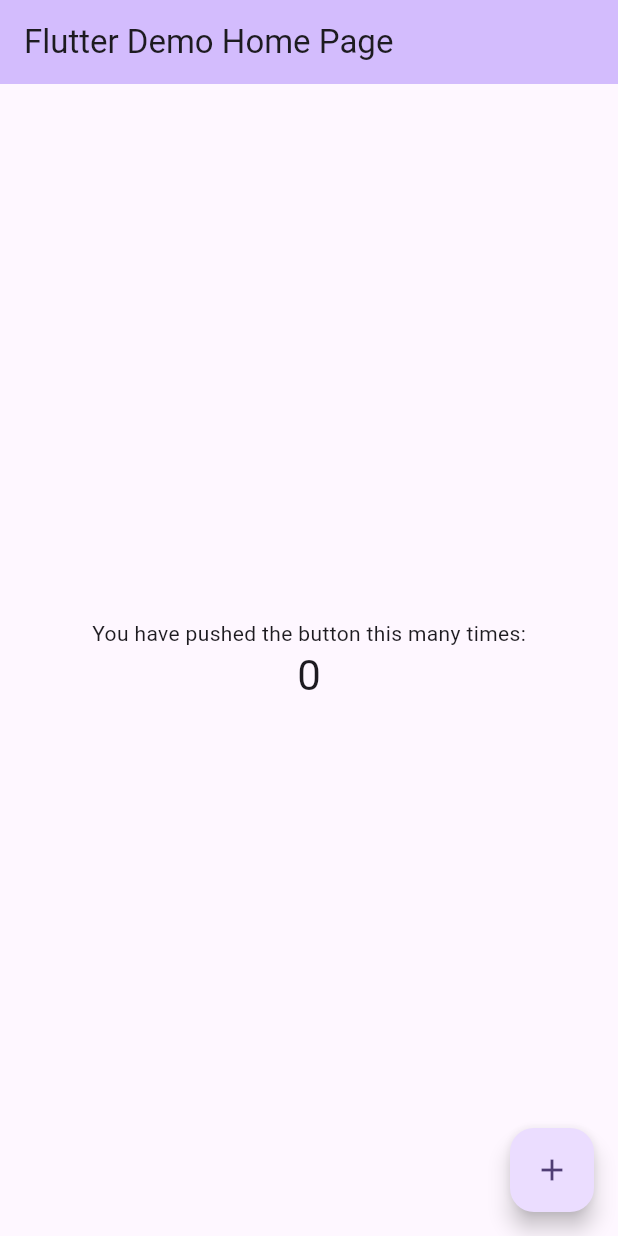
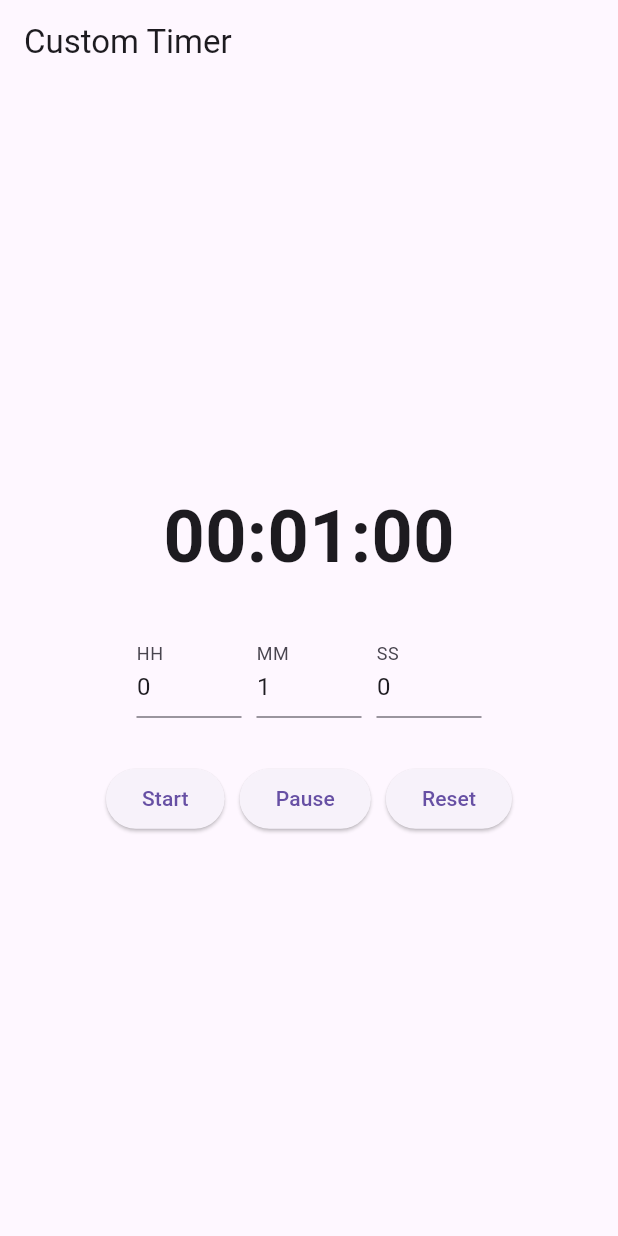
Before and after one commit to JoonWD/custom-timer, a Flutter app: the screen it shows after launch, on a phone screen of 412 x 824 dp. Run offline on Flutter 3.47's test engine with Material 3 defaults, Android fonts, the phone set to English and light mode, and no system bars.

Commit message:
feat: add functional timer UI with h/m/s input and controls

```diff
--- a/lib/main.dart
+++ b/lib/main.dart
@@ -1,122 +1,18 @@
 import 'package:flutter/material.dart';
+import 'ui/home_screen.dart';
 
 void main() {
-  runApp(const MyApp());
+  runApp(const TimerApp());
 }
 
-class MyApp extends StatelessWidget {
-  const MyApp({super.key});
+class TimerApp extends StatelessWidget {
+  const TimerApp({super.key});
 
-  // This widget is the root of your application.
   @override
   Widget build(BuildContext context) {
-    return MaterialApp(
-      title: 'Flutter Demo',
-      theme: ThemeData(
-        // This is the theme of your application.
-        //
-        // TRY THIS: Try running your application with "flutter run". You'll see
-        // the application has a purple toolbar. Then, without quitting the app,
-        // try changing the seedColor in the colorScheme below to Colors.green
-        // and then invoke "hot reload" (save your changes or press the "hot
-        // reload" button in a Flutter-supported IDE, or press "r" if you used
-        // the command line to start the app).
-        //
-        // Notice that the counter didn't reset back to zero; the application
-        // state is not lost during the reload. To reset the state, use hot
-        // restart instead.
-        //
-        // This works for code too, not just values: Most code changes can be
-        // tested with just a hot reload.
-        colorScheme: .fromSeed(seedColor: Colors.deepPurple),
-      ),
-      home: const MyHomePage(title: 'Flutter Demo Home Page'),
+    return const MaterialApp(
+      debugShowCheckedModeBanner: false,
+      home: HomeScreen(),
     );
   }
 }
-
-class MyHomePage extends StatefulWidget {
-  const MyHomePage({super.key, required this.title});
-
-  // This widget is the home page of your application. It is stateful, meaning
-  // that it has a State object (defined below) that contains fields that affect
-  // how it looks.
-
-  // This class is the configuration for the state. It holds the values (in this
-  // case the title) provided by the parent (in this case the App widget) and
-  // used by the build method of the State. Fields in a Widget subclass are
-  // always marked "final".
-
-  final String title;
-
-  @override
-  State<MyHomePage> createState() => _MyHomePageState();
-}
-
-class _MyHomePageState extends State<MyHomePage> {
-  int _counter = 0;
-
-  void _incrementCounter() {
-    setState(() {
-      // This call to setState tells the Flutter framework that something has
-      // changed in this State, which causes it to rerun the build method below
-      // so that the display can reflect the updated values. If we changed
-      // _counter without calling setState(), then the build method would not be
-      // called again, and so nothing would appear to happen.
-      _counter++;
-    });
-  }
-
-  @override
-  Widget build(BuildContext context) {
-    // This method is rerun every time setState is called, for instance as done
-    // by the _incrementCounter method above.
-    //
-    // The Flutter framework has been optimized to make rerunning build methods
-    // fast, so that you can just rebuild anything that needs updating rather
-    // than having to individually change instances of widgets.
-    return Scaffold(
-      appBar: AppBar(
-        // TRY THIS: Try changing the color here to a specific color (to
-        // Colors.amber, perhaps?) and trigger a hot reload to see the AppBar
-        // change color while the other colors stay the same.
-        backgroundColor: Theme.of(context).colorScheme.inversePrimary,
-        // Here we take the value from the MyHomePage object that was created by
-        // the App.build method, and use it to set our appbar title.
-        title: Text(widget.title),
-      ),
-      body: Center(
-        // Center is a layout widget. It takes a single child and positions it
-        // in the middle of the parent.
-        child: Column(
-          // Column is also a layout widget. It takes a list of children and
-          // arranges them vertically. By default, it sizes itself to fit its
-          // children horizontally, and tries to be as tall as its parent.
-          //
-          // Column has various properties to control how it sizes itself and
-          // how it positions its children. Here we use mainAxisAlignment to
-          // center the children vertically; the main axis here is the vertical
-          // axis because Columns are vertical (the cross axis would be
-          // horizontal).
-          //
-          // TRY THIS: Invoke "debug painting" (choose the "Toggle Debug Paint"
-          // action in the IDE, or press "p" in the console), to see the
-          // wireframe for each widget.
-          mainAxisAlignment: .center,
-          children: [
-            const Text('You have pushed the button this many times:'),
-            Text(
-              '$_counter',
-              style: Theme.of(context).textTheme.headlineMedium,
-            ),
-          ],
-        ),
-      ),
-      floatingActionButton: FloatingActionButton(
-        onPressed: _incrementCounter,
-        tooltip: 'Increment',
-        child: const Icon(Icons.add),
-      ),
-    );
-  }
-}
--- a/lib/ui/home_screen.dart
+++ b/lib/ui/home_screen.dart
@@ -0,0 +1,121 @@
+import 'dart:async';
+import 'package:flutter/material.dart';
+import '../core/timer_engine.dart';
+
+class HomeScreen extends StatefulWidget {
+  const HomeScreen({super.key});
+
+  @override
+  State<HomeScreen> createState() => _HomeScreenState();
+}
+
+class _HomeScreenState extends State<HomeScreen> {
+  TimerEngine engine = TimerEngine(hours: 0, minutes: 1, seconds: 0);
+  Timer? timer;
+
+  final TextEditingController hoursController = TextEditingController(text: "0");
+  final TextEditingController minutesController = TextEditingController(text: "1");
+  final TextEditingController secondsController = TextEditingController(text: "0");
+
+  void startTimer() {
+    if (timer != null) return;
+
+    setState(() {
+      engine.start();
+    });
+
+    timer = Timer.periodic(const Duration(seconds: 1), (_) {
+      setState(() {
+        engine.tick();
+
+        if (engine.isFinished) {
+          stopTimer();
+        }
+      });
+    });
+  }
+
+  void pauseTimer() {
+    setState(() {
+      engine.pause();
+    });
+  }
+
+  void stopTimer() {
+    timer?.cancel();
+    timer = null;
+    setState(() {
+      engine.pause();
+    });
+  }
+
+  void resetTimer() {
+    stopTimer();
+
+    final h = int.tryParse(hoursController.text) ?? 0;
+    final m = int.tryParse(minutesController.text) ?? 0;
+    final s = int.tryParse(secondsController.text) ?? 0;
+
+    setState(() {
+      engine = TimerEngine(hours: h, minutes: m, seconds: s);
+    });
+  }
+
+  String format(int n) => n.toString().padLeft(2, '0');
+
+  @override
+  Widget build(BuildContext context) {
+    return Scaffold(
+      appBar: AppBar(title: const Text("Custom Timer")),
+      body: Padding(
+        padding: const EdgeInsets.all(24),
+        child: Column(
+          mainAxisAlignment: MainAxisAlignment.center,
+          children: [
+            Text(
+              "${format(engine.displayHours)}:"
+              "${format(engine.displayMinutes)}:"
+              "${format(engine.displaySeconds)}",
+              style: const TextStyle(fontSize: 48, fontWeight: FontWeight.bold),
+            ),
+            const SizedBox(height: 30),
+
+            Row(
+              mainAxisAlignment: MainAxisAlignment.center,
+              children: [
+                _timeField(hoursController, "HH"),
+                const SizedBox(width: 10),
+                _timeField(minutesController, "MM"),
+                const SizedBox(width: 10),
+                _timeField(secondsController, "SS"),
+              ],
+            ),
+            const SizedBox(height: 30),
+
+            Row(
+              mainAxisAlignment: MainAxisAlignment.center,
+              children: [
+                ElevatedButton(onPressed: startTimer, child: const Text("Start")),
+                const SizedBox(width: 10),
+                ElevatedButton(onPressed: pauseTimer, child: const Text("Pause")),
+                const SizedBox(width: 10),
+                ElevatedButton(onPressed: resetTimer, child: const Text("Reset")),
+              ],
+            ),
+          ],
+        ),
+      ),
+    );
+  }
+
+  Widget _timeField(TextEditingController controller, String label) {
+    return SizedBox(
+      width: 70,
+      child: TextField(
+        controller: controller,
+        keyboardType: TextInputType.number,
+        decoration: InputDecoration(labelText: label),
+      ),
+    );
+  }
+}
```
